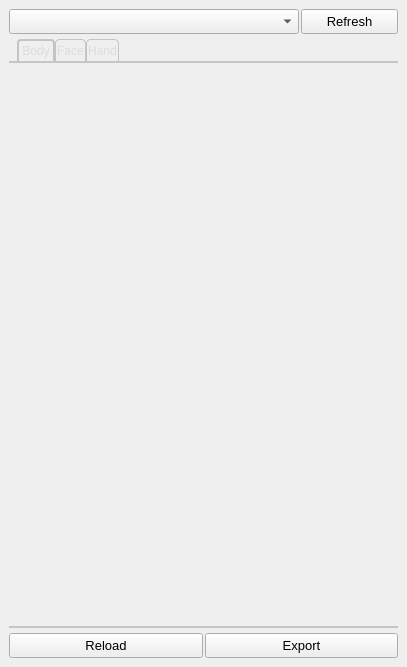
Above: 1.1.1/source/poseLibrary/UI/poseLibrary.ui from auqeyjf/poseLibrary before the change. Below: the same form after it.
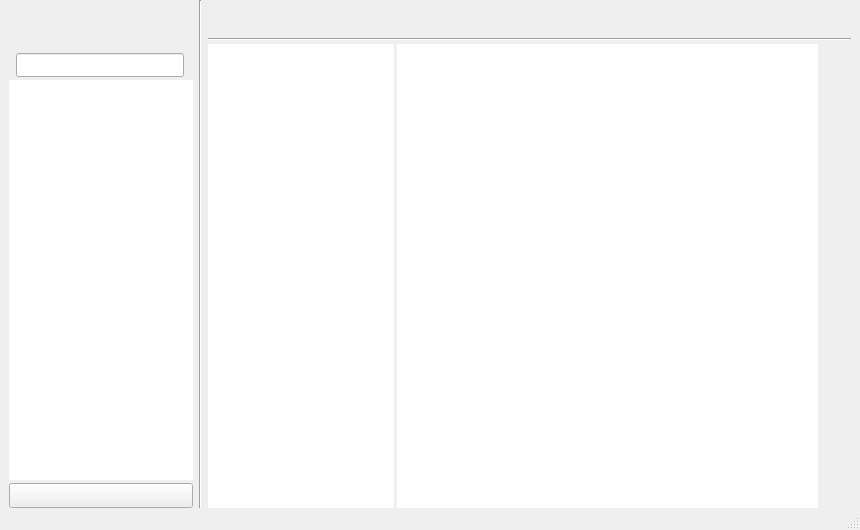
That is the form after the change. Icons and pictures are not drawn.

The edit to the form file:
```diff
--- a/1.1.1/source/poseLibrary/UI/poseLibrary.ui
+++ b/1.1.1/source/poseLibrary/UI/poseLibrary.ui
@@ -6,150 +6,249 @@
    <rect>
     <x>0</x>
     <y>0</y>
-    <width>407</width>
-    <height>667</height>
+    <width>860</width>
+    <height>530</height>
    </rect>
   </property>
+  <property name="minimumSize">
+   <size>
+    <width>860</width>
+    <height>530</height>
+   </size>
+  </property>
+  <property name="maximumSize">
+   <size>
+    <width>860</width>
+    <height>530</height>
+   </size>
+  </property>
   <property name="windowTitle">
    <string>Pose Library</string>
   </property>
   <widget class="QWidget" name="centralwidget">
-   <layout class="QVBoxLayout" name="verticalLayout">
-    <property name="spacing">
-     <number>5</number>
+   <layout class="QHBoxLayout" name="horizontalLayout_4" stretch="2,1,7">
+    <property name="leftMargin">
+     <number>9</number>
+    </property>
+    <property name="topMargin">
+     <number>0</number>
+    </property>
+    <property name="rightMargin">
+     <number>9</number>
+    </property>
+    <property name="bottomMargin">
+     <number>0</number>
     </property>
     <item>
-     <layout class="QHBoxLayout" name="horizontalLayout" stretch="75,25">
+     <layout class="QVBoxLayout" name="verticalLayout">
       <property name="spacing">
-       <number>2</number>
+       <number>3</number>
       </property>
-      <item>
-       <widget class="QComboBox" name="comboBox">
-        <property name="minimumSize">
-         <size>
-          <width>0</width>
-          <height>25</height>
-         </size>
-        </property>
-        <property name="font">
-         <font>
-          <pointsize>10</pointsize>
-         </font>
-        </property>
-       </widget>
-      </item>
       <item>
        <widget class="QPushButton" name="pushButton">
         <property name="minimumSize">
          <size>
+          <width>50</width>
+          <height>50</height>
+         </size>
+        </property>
+        <property name="maximumSize">
+         <size>
+          <width>50</width>
+          <height>50</height>
+         </size>
+        </property>
+        <property name="styleSheet">
+         <string notr="true">QPushButton{
+	border:none;
+}</string>
+        </property>
+        <property name="text">
+         <string/>
+        </property>
+        <property name="icon">
+         <iconset resource="poseLibrary.qrc">
+          <normaloff>:/icon/icons/bgi.png</normaloff>:/icon/icons/bgi.png</iconset>
+        </property>
+        <property name="iconSize">
+         <size>
+          <width>50</width>
+          <height>50</height>
+         </size>
+        </property>
+       </widget>
+      </item>
+      <item>
+       <layout class="QHBoxLayout" name="horizontalLayout" stretch="0,90,5">
+        <property name="spacing">
+         <number>0</number>
+        </property>
+        <item>
+         <widget class="QLabel" name="label">
+          <property name="text">
+           <string/>
+          </property>
+         </widget>
+        </item>
+        <item>
+         <widget class="QLineEdit" name="lineEdit">
+          <property name="minimumSize">
+           <size>
+            <width>0</width>
+            <height>24</height>
+           </size>
+          </property>
+         </widget>
+        </item>
+        <item>
+         <widget class="QLabel" name="label_2">
+          <property name="text">
+           <string/>
+          </property>
+         </widget>
+        </item>
+       </layout>
+      </item>
+      <item>
+       <widget class="QListView" name="listView">
+        <property name="frameShape">
+         <enum>QFrame::NoFrame</enum>
+        </property>
+       </widget>
+      </item>
+      <item>
+       <widget class="QPushButton" name="pushButton_4">
+        <property name="minimumSize">
+         <size>
           <width>0</width>
           <height>25</height>
          </size>
         </property>
-        <property name="font">
-         <font>
-          <pointsize>10</pointsize>
-         </font>
-        </property>
         <property name="text">
-         <string>Refresh</string>
+         <string/>
+        </property>
+        <property name="icon">
+         <iconset resource="poseLibrary.qrc">
+          <normaloff>:/icon/icons/reload.png</normaloff>:/icon/icons/reload.png</iconset>
+        </property>
+        <property name="iconSize">
+         <size>
+          <width>18</width>
+          <height>18</height>
+         </size>
         </property>
        </widget>
       </item>
      </layout>
     </item>
     <item>
-     <widget class="QTabWidget" name="tabWidget">
-      <property name="styleSheet">
-       <string notr="true">QTabWidget::pane {
-     border-top: 2px solid #C2C7CB;
- }
-
- QTabWidget::tab-bar{
-     left: 8px;
- }
-
-
- QTabBar::tab {	
-	 color: rgb(220, 220, 220);
-     border: 1px solid #C4C4C3;
-	 border-bottom: 0px;
-     border-top-left-radius: 4px;
-     border-top-right-radius: 4px;
-     min-width:16ex;
-     padding: 1px;
-	
-	
-	font: 10pt &quot;MS Shell Dlg 2&quot;;
- }
-
- QTabBar::tab:selected {
-     border: 2px solid #C4C4C3;
-	 border-bottom: 0px;
-     padding: 3px;
- }
-
-QTableView{
-	background-color: rgba(255, 255, 255, 0);
-}</string>
+     <widget class="Line" name="line">
+      <property name="orientation">
+       <enum>Qt::Vertical</enum>
       </property>
-      <property name="currentIndex">
-       <number>0</number>
+     </widget>
+    </item>
+    <item>
+     <layout class="QVBoxLayout" name="verticalLayout_2" stretch="0,0,0">
+      <property name="spacing">
+       <number>3</number>
       </property>
-      <widget class="QWidget" name="tab">
-       <attribute name="title">
-        <string>Body</string>
-       </attribute>
-       <layout class="QVBoxLayout" name="verticalLayout_2">
-        <property name="spacing">
-         <number>0</number>
-        </property>
-        <property name="leftMargin">
-         <number>0</number>
-        </property>
-        <property name="topMargin">
-         <number>2</number>
-        </property>
-        <property name="rightMargin">
-         <number>0</number>
-        </property>
-        <property name="bottomMargin">
-         <number>0</number>
-        </property>
+      <item>
+       <layout class="QHBoxLayout" name="horizontalLayout_2">
         <item>
-         <widget class="QTableView" name="tableView_4">
-          <property name="frameShape">
-           <enum>QFrame::NoFrame</enum>
+         <spacer name="horizontalSpacer_3">
+          <property name="orientation">
+           <enum>Qt::Horizontal</enum>
           </property>
-          <property name="frameShadow">
-           <enum>QFrame::Raised</enum>
+          <property name="sizeHint" stdset="0">
+           <size>
+            <width>40</width>
+            <height>20</height>
+           </size>
           </property>
+         </spacer>
+        </item>
+        <item>
+         <widget class="QPushButton" name="pushButton_3">
+          <property name="minimumSize">
+           <size>
+            <width>35</width>
+            <height>35</height>
+           </size>
+          </property>
+          <property name="maximumSize">
+           <size>
+            <width>35</width>
+            <height>35</height>
+           </size>
+          </property>
+          <property name="styleSheet">
+           <string notr="true">QPushButton{
+	border:none;
+}</string>
+          </property>
+          <property name="text">
+           <string/>
+          </property>
+          <property name="icon">
+           <iconset resource="poseLibrary.qrc">
+            <normaloff>:/icon/icons/sync.png</normaloff>:/icon/icons/sync.png</iconset>
+          </property>
+          <property name="iconSize">
+           <size>
+            <width>25</width>
+            <height>25</height>
+           </size>
+          </property>
          </widget>
         </item>
+        <item>
+         <widget class="QPushButton" name="pushButton_2">
+          <property name="minimumSize">
+           <size>
+            <width>35</width>
+            <height>35</height>
+           </size>
+          </property>
+          <property name="maximumSize">
+           <size>
+            <width>35</width>
+            <height>35</height>
+           </size>
+          </property>
+          <property name="styleSheet">
+           <string notr="true">QPushButton{
+	border:none;
+}</string>
+          </property>
+          <property name="text">
+           <string/>
+          </property>
+          <property name="icon">
+           <iconset resource="poseLibrary.qrc">
+            <normaloff>:/icon/icons/setting.png</normaloff>:/icon/icons/setting.png</iconset>
+          </property>
+          <property name="iconSize">
+           <size>
+            <width>25</width>
+            <height>25</height>
+           </size>
+          </property>
+         </widget>
+        </item>
        </layout>
-      </widget>
-      <widget class="QWidget" name="tab_2">
-       <attribute name="title">
-        <string>Face</string>
-       </attribute>
-       <layout class="QVBoxLayout" name="verticalLayout_6">
-        <property name="spacing">
-         <number>0</number>
+      </item>
+      <item>
+       <widget class="Line" name="line_2">
+        <property name="orientation">
+         <enum>Qt::Horizontal</enum>
         </property>
-        <property name="leftMargin">
-         <number>0</number>
-        </property>
-        <property name="topMargin">
-         <number>2</number>
-        </property>
-        <property name="rightMargin">
-         <number>0</number>
-        </property>
-        <property name="bottomMargin">
-         <number>0</number>
-        </property>
+       </widget>
+      </item>
+      <item>
+       <layout class="QHBoxLayout" name="horizontalLayout_3" stretch="300,680,20">
         <item>
-         <widget class="QTableView" name="tableView_3">
+         <widget class="QListView" name="listView_2">
           <property name="frameShape">
            <enum>QFrame::NoFrame</enum>
           </property>
@@ -158,28 +257,6 @@
           </property>
          </widget>
         </item>
-       </layout>
-      </widget>
-      <widget class="QWidget" name="tab_3">
-       <attribute name="title">
-        <string>Hand</string>
-       </attribute>
-       <layout class="QVBoxLayout" name="verticalLayout_7">
-        <property name="spacing">
-         <number>0</number>
-        </property>
-        <property name="leftMargin">
-         <number>0</number>
-        </property>
-        <property name="topMargin">
-         <number>2</number>
-        </property>
-        <property name="rightMargin">
-         <number>0</number>
-        </property>
-        <property name="bottomMargin">
-         <number>0</number>
-        </property>
         <item>
          <widget class="QTableView" name="tableView">
           <property name="frameShape">
@@ -187,87 +264,166 @@
           </property>
          </widget>
         </item>
+        <item>
+         <layout class="QVBoxLayout" name="verticalLayout_3">
+          <item>
+           <widget class="QPushButton" name="pushButton_5">
+            <property name="minimumSize">
+             <size>
+              <width>30</width>
+              <height>30</height>
+             </size>
+            </property>
+            <property name="maximumSize">
+             <size>
+              <width>30</width>
+              <height>30</height>
+             </size>
+            </property>
+            <property name="styleSheet">
+             <string notr="true">QPushButton{
+	border:none;
+}</string>
+            </property>
+            <property name="text">
+             <string/>
+            </property>
+            <property name="icon">
+             <iconset resource="poseLibrary.qrc">
+              <normaloff>:/icon/icons/create.png</normaloff>:/icon/icons/create.png</iconset>
+            </property>
+            <property name="iconSize">
+             <size>
+              <width>20</width>
+              <height>20</height>
+             </size>
+            </property>
+           </widget>
+          </item>
+          <item>
+           <widget class="QPushButton" name="pushButton_6">
+            <property name="minimumSize">
+             <size>
+              <width>30</width>
+              <height>30</height>
+             </size>
+            </property>
+            <property name="maximumSize">
+             <size>
+              <width>30</width>
+              <height>30</height>
+             </size>
+            </property>
+            <property name="styleSheet">
+             <string notr="true">QPushButton{
+	border:none;
+}</string>
+            </property>
+            <property name="text">
+             <string/>
+            </property>
+            <property name="icon">
+             <iconset resource="poseLibrary.qrc">
+              <normaloff>:/icon/icons/camera.png</normaloff>:/icon/icons/camera.png</iconset>
+            </property>
+            <property name="iconSize">
+             <size>
+              <width>20</width>
+              <height>20</height>
+             </size>
+            </property>
+           </widget>
+          </item>
+          <item>
+           <widget class="QPushButton" name="pushButton_8">
+            <property name="minimumSize">
+             <size>
+              <width>30</width>
+              <height>30</height>
+             </size>
+            </property>
+            <property name="maximumSize">
+             <size>
+              <width>30</width>
+              <height>30</height>
+             </size>
+            </property>
+            <property name="layoutDirection">
+             <enum>Qt::LeftToRight</enum>
+            </property>
+            <property name="styleSheet">
+             <string notr="true">QPushButton{
+	border:none;
+}</string>
+            </property>
+            <property name="text">
+             <string/>
+            </property>
+            <property name="icon">
+             <iconset resource="poseLibrary.qrc">
+              <normaloff>:/icon/icons/star.png</normaloff>:/icon/icons/star.png</iconset>
+            </property>
+            <property name="iconSize">
+             <size>
+              <width>20</width>
+              <height>20</height>
+             </size>
+            </property>
+           </widget>
+          </item>
+          <item>
+           <widget class="QPushButton" name="pushButton_7">
+            <property name="minimumSize">
+             <size>
+              <width>30</width>
+              <height>30</height>
+             </size>
+            </property>
+            <property name="maximumSize">
+             <size>
+              <width>30</width>
+              <height>30</height>
+             </size>
+            </property>
+            <property name="styleSheet">
+             <string notr="true">QPushButton{
+	border:none;
+}</string>
+            </property>
+            <property name="text">
+             <string/>
+            </property>
+            <property name="icon">
+             <iconset resource="poseLibrary.qrc">
+              <normaloff>:/icon/icons/delete.png</normaloff>:/icon/icons/delete.png</iconset>
+            </property>
+            <property name="iconSize">
+             <size>
+              <width>20</width>
+              <height>20</height>
+             </size>
+            </property>
+           </widget>
+          </item>
+         </layout>
+        </item>
        </layout>
-      </widget>
-     </widget>
-    </item>
-    <item>
-     <widget class="QProgressBar" name="progressBar">
-      <property name="maximumSize">
-       <size>
-        <width>16777215</width>
-        <height>2</height>
-       </size>
-      </property>
-      <property name="styleSheet">
-       <string notr="true">QProgressBar{
-	border: 0px solid;
-	background-color: rgba(255, 255, 255, 0);
-
-}
-QProgressBar::chunk{
-	background-color: #C2C7CB;
-}</string>
-      </property>
-      <property name="maximum">
-       <number>1</number>
-      </property>
-      <property name="value">
-       <number>1</number>
-      </property>
-      <property name="textVisible">
-       <bool>false</bool>
-      </property>
-      <property name="invertedAppearance">
-       <bool>false</bool>
-      </property>
-     </widget>
-    </item>
-    <item>
-     <layout class="QHBoxLayout" name="horizontalLayout_2">
-      <property name="spacing">
-       <number>2</number>
-      </property>
-      <item>
-       <widget class="QPushButton" name="pushButton_2">
-        <property name="minimumSize">
-         <size>
-          <width>0</width>
-          <height>25</height>
-         </size>
-        </property>
-        <property name="font">
-         <font>
-          <pointsize>10</pointsize>
-         </font>
-        </property>
-        <property name="text">
-         <string>Reload</string>
-        </property>
-       </widget>
-      </item>
-      <item>
-       <widget class="QPushButton" name="pushButton_3">
-        <property name="minimumSize">
-         <size>
-          <width>0</width>
-          <height>25</height>
-         </size>
-        </property>
-        <property name="font">
-         <font>
-          <pointsize>10</pointsize>
-         </font>
-        </property>
-        <property name="text">
-         <string>Export</string>
-        </property>
-       </widget>
       </item>
      </layout>
     </item>
    </layout>
   </widget>
+  <widget class="QMenuBar" name="menubar">
+   <property name="geometry">
+    <rect>
+     <x>0</x>
+     <y>0</y>
+     <width>860</width>
+     <height>21</height>
+    </rect>
+   </property>
+  </widget>
+  <widget class="QStatusBar" name="statusbar"/>
  </widget>
  <resources/>
  <connections/>
```
Left out of the diff: 9 changed lines with no effect on the pictures.
